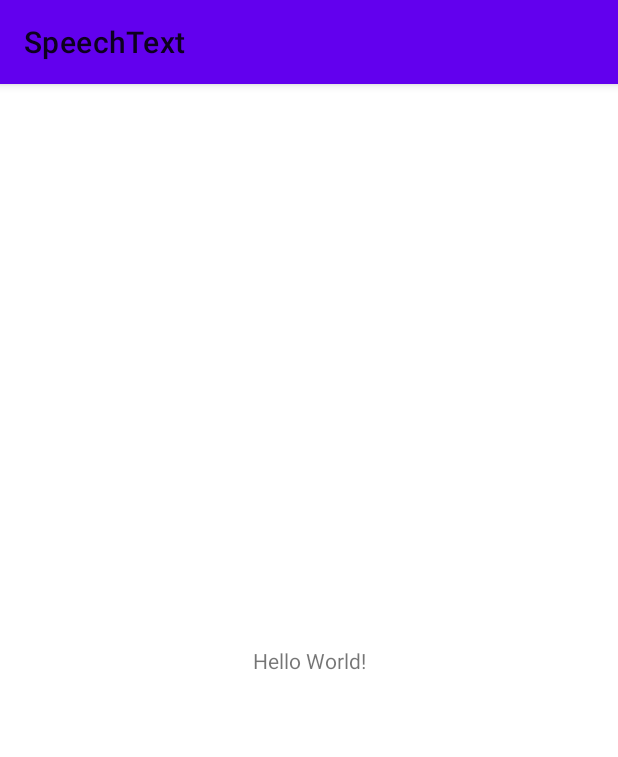
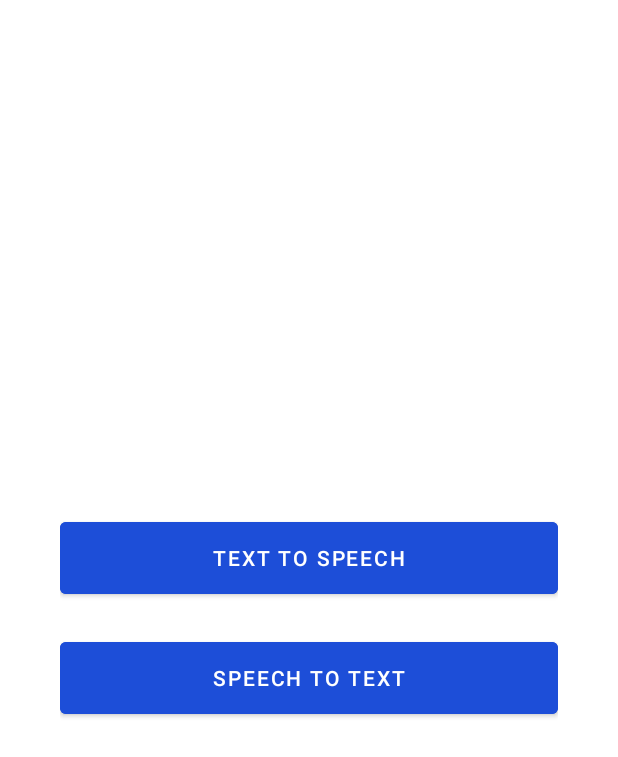
Before and after one commit to northernerwolf/TextToSpeechToText, an Android app: the screen it shows after launch (MainActivity), on a phone screen of 412 x 824 dp. Shown: the top 757 px of the screen. Run offline under Robolectric (Android 15) with nearby library versions, the phone set to English and light mode, and no system bars.

Commit message:
speech to text finished

```diff
--- a/app/src/main/java/com/nothernerwolf/speechtext/MainActivity.java
+++ b/app/src/main/java/com/nothernerwolf/speechtext/MainActivity.java
@@ -2,13 +2,39 @@ package com.nothernerwolf.speechtext;
 
 import androidx.appcompat.app.AppCompatActivity;
 
+import android.content.Intent;
 import android.os.Bundle;
+import android.view.View;
+import android.widget.Button;
 
 public class MainActivity extends AppCompatActivity {
 
+    Button text_to_speech, speech_to_text;
     @Override
     protected void onCreate(Bundle savedInstanceState) {
         super.onCreate(savedInstanceState);
         setContentView(R.layout.activity_main);
+
+        text_to_speech = findViewById(R.id.text_to_speech);
+        speech_to_text = findViewById(R.id.speech_to_text);
+
+
+        text_to_speech.setOnClickListener(new View.OnClickListener() {
+            @Override
+            public void onClick(View v) {
+                Intent i = new Intent(getApplicationContext(),TextToSpeechActivity.class);
+                startActivity(i);
+
+            }
+        });
+
+        speech_to_text.setOnClickListener(new View.OnClickListener() {
+            @Override
+            public void onClick(View v) {
+                Intent i = new Intent(getApplicationContext(),SpeechToTextActivity.class);
+                startActivity(i);
+
+            }
+        });
     }
 }
--- /dev/null
+++ b/app/src/main/res/drawable/ic_baseline_keyboard_voice_24.xml
@@ -0,0 +1,5 @@
+<vector android:height="24dp" android:tint="#1d4ed8"
+    android:viewportHeight="24" android:viewportWidth="24"
+    android:width="24dp" xmlns:android="http://schemas.android.com/apk/res/android">
+    <path android:fillColor="@android:color/white" android:pathData="M12,15c1.66,0 2.99,-1.34 2.99,-3L15,6c0,-1.66 -1.34,-3 -3,-3S9,4.34 9,6v6c0,1.66 1.34,3 3,3zM17.3,12c0,3 -2.54,5.1 -5.3,5.1S6.7,15 6.7,12L5,12c0,3.42 2.72,6.23 6,6.72L11,22h2v-3.28c3.28,-0.48 6,-3.3 6,-6.72h-1.7z"/>
+</vector>
--- a/app/src/main/res/layout/activity_main.xml
+++ b/app/src/main/res/layout/activity_main.xml
@@ -1,18 +1,38 @@
 <?xml version="1.0" encoding="utf-8"?>
-<androidx.constraintlayout.widget.ConstraintLayout xmlns:android="http://schemas.android.com/apk/res/android"
+<LinearLayout xmlns:android="http://schemas.android.com/apk/res/android"
     xmlns:app="http://schemas.android.com/apk/res-auto"
     xmlns:tools="http://schemas.android.com/tools"
     android:layout_width="match_parent"
     android:layout_height="match_parent"
+    android:orientation="vertical"
     tools:context=".MainActivity">
 
-    <TextView
-        android:layout_width="wrap_content"
-        android:layout_height="wrap_content"
-        android:text="Hello World!"
-        app:layout_constraintBottom_toBottomOf="parent"
-        app:layout_constraintEnd_toEndOf="parent"
-        app:layout_constraintStart_toStartOf="parent"
-        app:layout_constraintTop_toTopOf="parent" />
+    <RelativeLayout
+        android:layout_width="match_parent"
+        android:layout_height="match_parent">
+        <LinearLayout
+            android:layout_centerInParent="true"
+            android:layout_width="match_parent"
+            android:layout_height="wrap_content"
+            android:layout_marginStart="40dp"
+            android:layout_marginEnd="40dp"
+            android:orientation="vertical">
+            <Button
+                android:id="@+id/text_to_speech"
+                android:layout_width="match_parent"
+                android:layout_height="60dp"
+                android:backgroundTint="@color/blue"
+                android:textColor="@color/white"
+                android:text="Text to Speech"/>
+            <Button
+                android:id="@+id/speech_to_text"
+                android:layout_width="match_parent"
+                android:layout_height="60dp"
+                android:layout_marginTop="20dp"
+                android:backgroundTint="@color/blue"
+                android:textColor="@color/white"
+                android:text="Speech to Text"/>
+        </LinearLayout>
+    </RelativeLayout>
 
-</androidx.constraintlayout.widget.ConstraintLayout>
+</LinearLayout>
--- a/app/src/main/res/values-night/themes.xml
+++ b/app/src/main/res/values-night/themes.xml
@@ -1,15 +1,11 @@
 <resources xmlns:tools="http://schemas.android.com/tools">
     <!-- Base application theme. -->
-    <style name="Theme.SpeechText" parent="Theme.MaterialComponents.Light">
+    <style name="Theme.SpeechText" parent="Theme.MaterialComponents.Light.NoActionBar">
         <!-- Primary brand color. -->
-        <item name="colorPrimary">@color/purple_200</item>
-        <item name="colorPrimaryVariant">@color/purple_700</item>
+        <item name="colorPrimary">@color/blue</item>
+        <item name="colorPrimaryVariant">@color/blue</item>
         <item name="colorOnPrimary">@color/black</item>
-        <!-- Secondary brand color. -->
-        <item name="colorSecondary">@color/teal_200</item>
-        <item name="colorSecondaryVariant">@color/teal_200</item>
-        <item name="colorOnSecondary">@color/black</item>
-        <!-- Status bar color. -->
+
         <item name="android:statusBarColor">?attr/colorPrimaryVariant</item>
         <!-- Customize your theme here. -->
     </style>
--- a/app/src/main/res/values/colors.xml
+++ b/app/src/main/res/values/colors.xml
@@ -7,4 +7,5 @@
     <color name="teal_700">#FF018786</color>
     <color name="black">#FF000000</color>
     <color name="white">#FFFFFFFF</color>
+    <color name="blue">#1d4ed8</color>
 </resources>
--- a/app/src/main/res/values/themes.xml
+++ b/app/src/main/res/values/themes.xml
@@ -1,14 +1,11 @@
 <resources xmlns:tools="http://schemas.android.com/tools">
     <!-- Base application theme. -->
-    <style name="Theme.SpeechText" parent="Theme.MaterialComponents.Light">
+    <style name="Theme.SpeechText" parent="Theme.MaterialComponents.Light.NoActionBar">
         <!-- Primary brand color. -->
-        <item name="colorPrimary">@color/purple_500</item>
-        <item name="colorPrimaryVariant">@color/purple_700</item>
+        <item name="colorPrimary">@color/blue</item>
+        <item name="colorPrimaryVariant">@color/blue</item>
         <item name="colorOnPrimary">@color/white</item>
-        <!-- Secondary brand color. -->
-        <item name="colorSecondary">@color/teal_200</item>
-        <item name="colorSecondaryVariant">@color/teal_700</item>
-        <item name="colorOnSecondary">@color/black</item>
+
         <!-- Status bar color. -->
         <item name="android:statusBarColor">?attr/colorPrimaryVariant</item>
         <!-- Customize your theme here. -->
```
Also changed, not shown: app/src/main/AndroidManifest.xml (+14 -0 lines), app/src/main/java/com/nothernerwolf/speechtext/SpeechToTextActivity.java (added, +14 -0 lines), app/src/main/java/com/nothernerwolf/speechtext/TextToSpeechActivity.java (added, +74 -0 lines), app/src/main/res/layout/activity_speech_to_text.xml (added, +9 -0 lines), app/src/main/res/layout/activity_text_to_speech.xml (added, +33 -0 lines).
